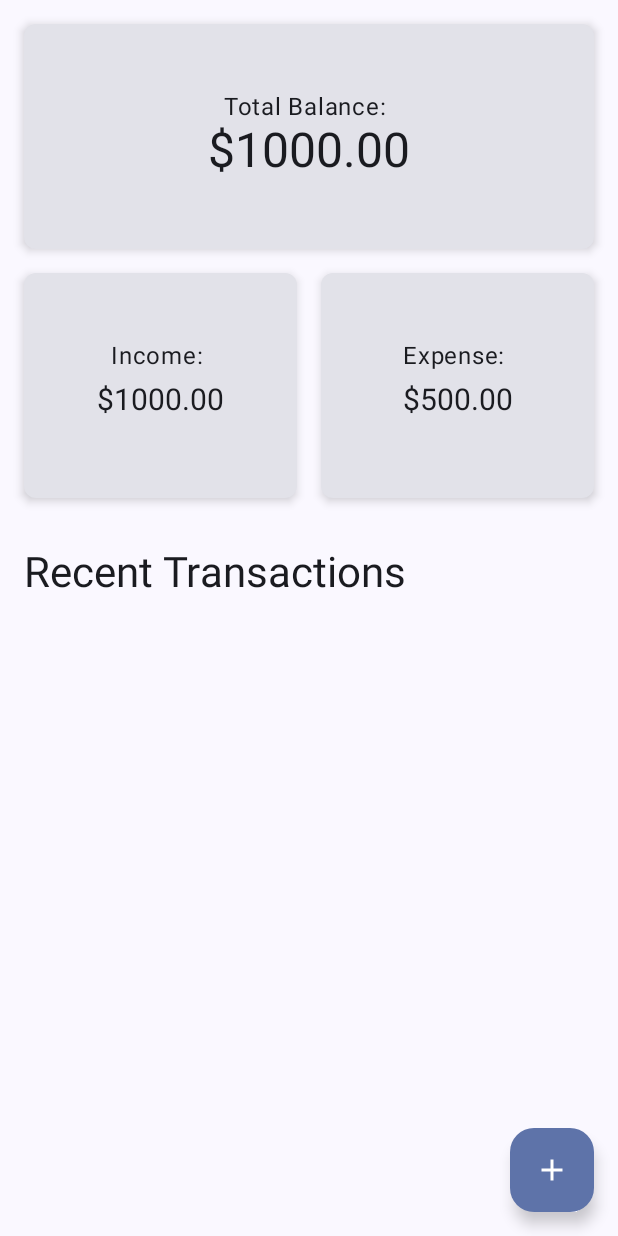
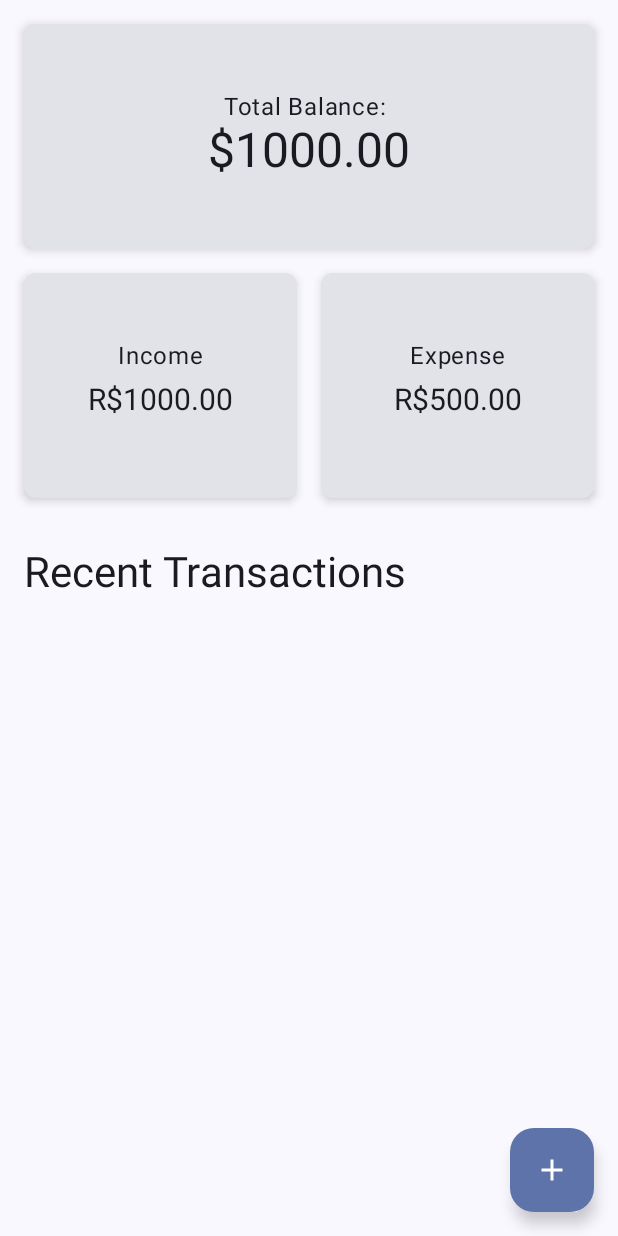
Before and after one commit to SantBreno/fintrack, an Android app built with Jetpack Compose: the screen it shows after launch (MainActivity), on a phone screen of 412 x 824 dp. Run offline under Robolectric (Android 15) with nearby library versions, the light colour scheme and no system bars.

Commit message:
refactor: Update Kotlin version and refactor Home Screen layout
This commit updates the Kotlin version and refactors the layout of the Home Screen.

Changes include:
- Updated the Kotlin version in `.idea/kotlinc.xml` from 2.0.21 to 2.1.20.
- Created a new `StatCard` composable to display income and expense statistics.
- Replaced the hardcoded income and expense cards in `HomeScreen` with calls to the new `StatCard` composable.

```diff
--- a/app/src/main/java/com/devsant/fintrack/ui/screens/HomeScreen.kt
+++ b/app/src/main/java/com/devsant/fintrack/ui/screens/HomeScreen.kt
@@ -8,6 +8,7 @@ import androidx.compose.foundation.layout.fillMaxSize
 import androidx.compose.foundation.layout.fillMaxWidth
 import androidx.compose.foundation.layout.height
 import androidx.compose.foundation.layout.padding
+import androidx.compose.foundation.lazy.LazyColumn
 import androidx.compose.foundation.shape.RoundedCornerShape
 import androidx.compose.material.icons.Icons
 import androidx.compose.material.icons.filled.Add
@@ -67,9 +68,21 @@ fun HomeScreen(modifier: Modifier = Modifier, navController: NavHostController)
                     .fillMaxWidth(),
                 horizontalArrangement = Arrangement.spacedBy(16.dp)
             ) {
+                StatCard("Income", "R$1000.00", modifier = Modifier.weight(1f))
+                StatCard("Expense", "R$500.00", modifier = Modifier.weight(1f))
+            }
+
+            Spacer(modifier = Modifier.height(16.dp))
+            Text("Recent Transactions", style = MaterialTheme.typography.headlineMedium)
+
+        }
+    }
+}
+
+@Composable
+fun StatCard(title: String, amount: String, modifier: Modifier = Modifier) {
     Card(
-                    modifier = Modifier
-                        .weight(1f)
+        modifier = modifier
             .height(150.dp),
         shape = RoundedCornerShape(8.dp),
         elevation = CardDefaults.cardElevation(defaultElevation = 4.dp),
@@ -81,34 +94,8 @@ fun HomeScreen(modifier: Modifier = Modifier, navController: NavHostController)
             verticalArrangement = Arrangement.Center,
             horizontalAlignment = Alignment.CenterHorizontally
         ) {
-                        Text("Income: ", style = MaterialTheme.typography.bodyLarge)
-                        Text("$1000.00", style = MaterialTheme.typography.headlineLarge, fontSize = 20.sp)
-                    }
-                }
-
-
-                Card(
-                    modifier = Modifier
-                        .weight(1f)
-                        .height(150.dp),
-                    shape = RoundedCornerShape(8.dp),
-                    elevation = CardDefaults.cardElevation(defaultElevation = 4.dp),
-                ) {
-                    Column(
-                        modifier = Modifier
-                            .fillMaxSize()
-                            .padding(16.dp),
-                        verticalArrangement = Arrangement.Center,
-                        horizontalAlignment = Alignment.CenterHorizontally
-                    ) {
-                        Text("Expense: ", style = MaterialTheme.typography.bodyLarge)
-                        Text("$500.00", style = MaterialTheme.typography.headlineLarge, fontSize = 20.sp)
-                    }
-                }
-            }
-
-            Spacer(modifier = Modifier.height(16.dp))
-            Text("Recent Transactions", style = MaterialTheme.typography.headlineMedium)
+            Text(title, style = MaterialTheme.typography.bodyLarge)
+            Text(amount, style = MaterialTheme.typography.headlineLarge, fontSize = 20.sp)
         }
     }
 }
```
Lines whose indentation alone changed are shown as unchanged.
